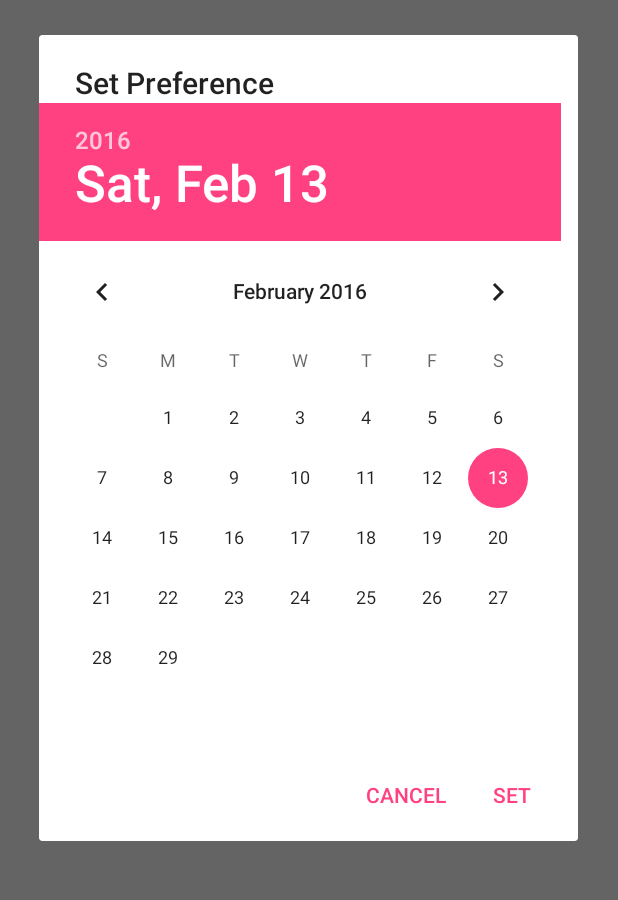
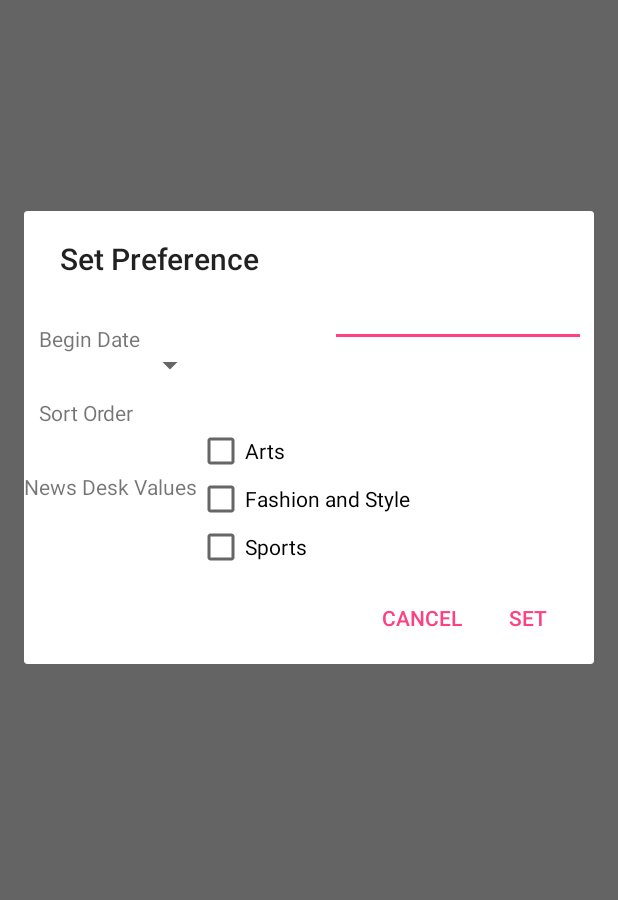
Before and after one commit to vimalathithanr/NewsSearch, an Android app: the screen it shows after launch (SearchActivity), in the options menu, after a tap on "Settings", on a phone screen of 412 x 824 dp, the part 180-1080 px from its top. Run offline under Robolectric (Android 15) with nearby library versions, the phone set to English and light mode, and no system bars; our stand-ins replace ButterKnife, Picasso; libraries missing offline, so code that uses them is left out: com.loopj.android, cz.msebera.android; pictures from the network do not load; 6 statements that could not run were skipped.

Commit message:
Worked on the dialog fragment

```diff
--- a/app/src/main/res/layout/dialog_fragment.xml
+++ b/app/src/main/res/layout/dialog_fragment.xml
@@ -1,11 +1,80 @@
 <?xml version="1.0" encoding="utf-8"?>
-<LinearLayout xmlns:android="http://schemas.android.com/apk/res/android"
+<RelativeLayout xmlns:android="http://schemas.android.com/apk/res/android"
     android:layout_width="match_parent"
-    android:layout_height="match_parent"
-    android:orientation="vertical">
+    android:layout_height="match_parent">
 
-    <DatePicker
-        android:id="@+id/datePicker"
-        android:layout_width="match_parent"
-        android:layout_height="wrap_content" />
-</LinearLayout>
+    <TextView
+        android:id="@+id/tvBeginDate"
+        android:layout_width="wrap_content"
+        android:layout_height="wrap_content"
+        android:layout_alignParentLeft="true"
+        android:layout_alignParentTop="true"
+        android:layout_marginLeft="10dp"
+        android:layout_marginTop="30dp"
+        android:text="Begin Date"
+        android:textSize="14dp" />
+
+    <EditText
+        android:id="@+id/etDatepicker"
+        android:layout_width="wrap_content"
+        android:layout_height="wrap_content"
+        android:layout_alignParentRight="true"
+        android:layout_alignParentTop="true"
+        android:layout_alignRight="@id/tvBeginDate"
+        android:layout_marginRight="5dp"
+        android:ems="8"
+        android:focusableInTouchMode="true" />
+
+    <TextView
+        android:id="@+id/tvSortOrder"
+        android:layout_width="wrap_content"
+        android:layout_height="wrap_content"
+        android:layout_alignParentLeft="true"
+        android:layout_below="@id/tvBeginDate"
+        android:layout_marginLeft="10dp"
+        android:layout_marginTop="30dp"
+        android:text="Sort Order"
+        android:textSize="14dp" />
+
+    <Spinner
+        android:id="@+id/spinner"
+        android:layout_width="wrap_content"
+        android:layout_height="wrap_content"
+        android:layout_below="@id/etDatepicker"
+        android:layout_toRightOf="@+id/tvSortOrder" />
+
+    <TextView
+        android:id="@+id/tvNewdeskValues"
+        android:layout_width="wrap_content"
+        android:layout_height="wrap_content"
+        android:layout_alignParentLeft="true"
+        android:layout_below="@id/tvSortOrder"
+        android:layout_marginTop="30dp"
+        android:text="News Desk Values"
+        android:textSize="14dp" />
+
+    <CheckBox
+        android:id="@+id/chkArts"
+        android:layout_width="wrap_content"
+        android:layout_height="wrap_content"
+        android:layout_below="@id/tvSortOrder"
+        android:layout_toRightOf="@id/tvNewdeskValues"
+        android:text="@string/arts" />
+
+    <CheckBox
+        android:id="@+id/chkFashion"
+        android:layout_width="wrap_content"
+        android:layout_height="wrap_content"
+        android:layout_below="@id/chkArts"
+        android:layout_toRightOf="@id/tvNewdeskValues"
+        android:text="@string/fashion" />
+
+    <CheckBox
+        android:id="@+id/chkSports"
+        android:layout_width="wrap_content"
+        android:layout_height="wrap_content"
+        android:layout_below="@id/chkFashion"
+        android:layout_toRightOf="@id/tvNewdeskValues"
+        android:text="@string/sports" />
+
+</RelativeLayout>
--- a/app/src/main/res/values/strings.xml
+++ b/app/src/main/res/values/strings.xml
@@ -4,4 +4,7 @@
     <string name="hint">Enter search query</string>
     <string name="search">Search</string>
     <string name="title_activity_article">ArticleActivity</string>
+    <string name="arts">Arts</string>
+    <string name="fashion">Fashion and Style</string>
+    <string name="sports">Sports</string>
 </resources>
```
